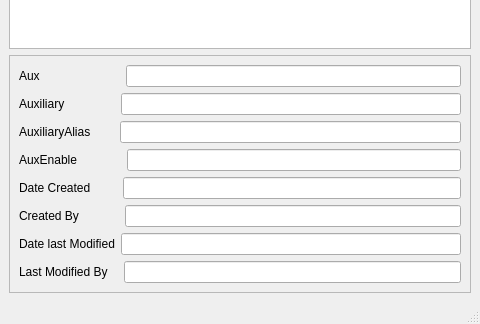
This is elitebridge_ui_file/auxmainwindow.ui in SaiSawant1/EliteBridgeAdmin as Qt 5 draws it before an edit; both pictures show x 0 to 480 and y 316 to 640 of the 480 by 640 pixel window. The edited form follows.
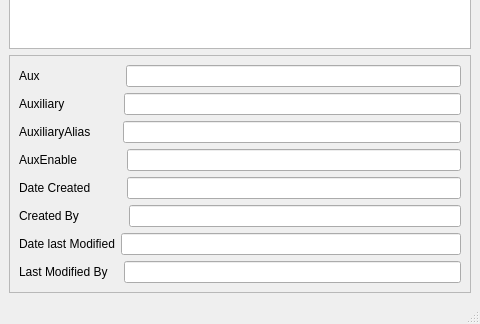
This is the edited form.

Diff of the .ui file:
```diff
--- a/elitebridge_ui_file/auxmainwindow.ui
+++ b/elitebridge_ui_file/auxmainwindow.ui
@@ -58,7 +58,7 @@
            <item>
             <widget class="QLabel" name="label_2">
              <property name="text">
-              <string>Auxiliary               </string>
+              <string>Auxiliary                </string>
              </property>
             </widget>
            </item>
@@ -72,7 +72,7 @@
            <item>
             <widget class="QLabel" name="label_3">
              <property name="text">
-              <string>AuxiliaryAlias       </string>
+              <string>AuxiliaryAlias        </string>
              </property>
             </widget>
            </item>
@@ -100,7 +100,7 @@
            <item>
             <widget class="QLabel" name="label_7">
              <property name="text">
-              <string>Date Created        </string>
+              <string>Date Created         </string>
              </property>
             </widget>
            </item>
@@ -114,7 +114,7 @@
            <item>
             <widget class="QLabel" name="label_8">
              <property name="text">
-              <string>Created By            </string>
+              <string>Created By             </string>
              </property>
             </widget>
            </item>
```
